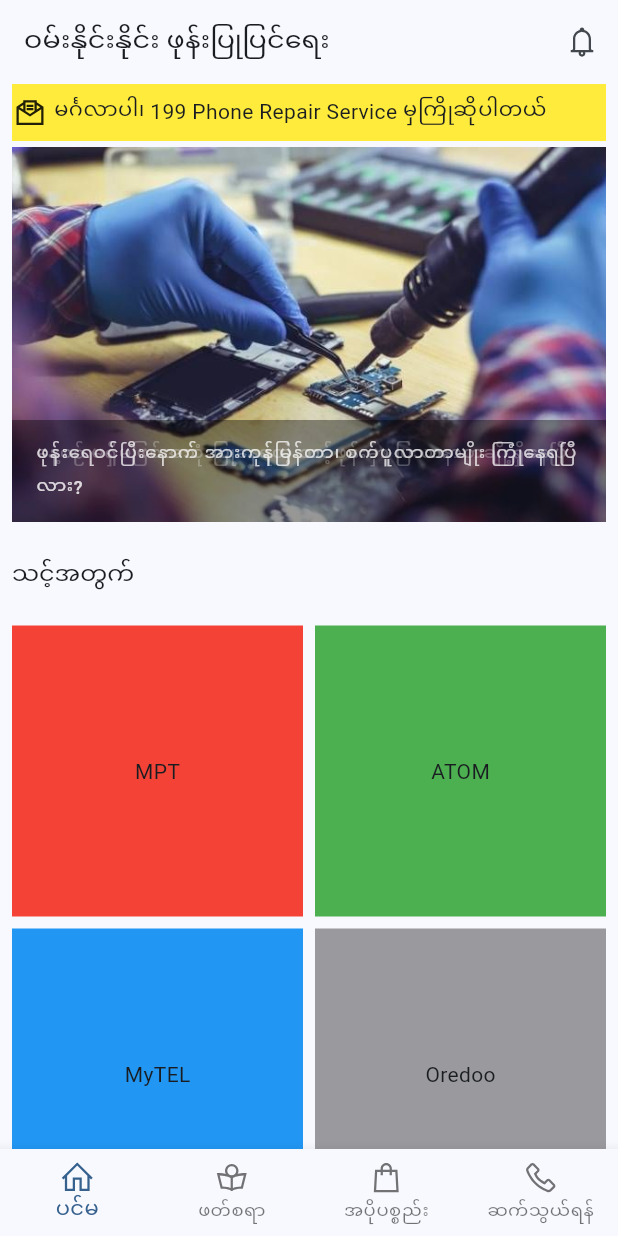
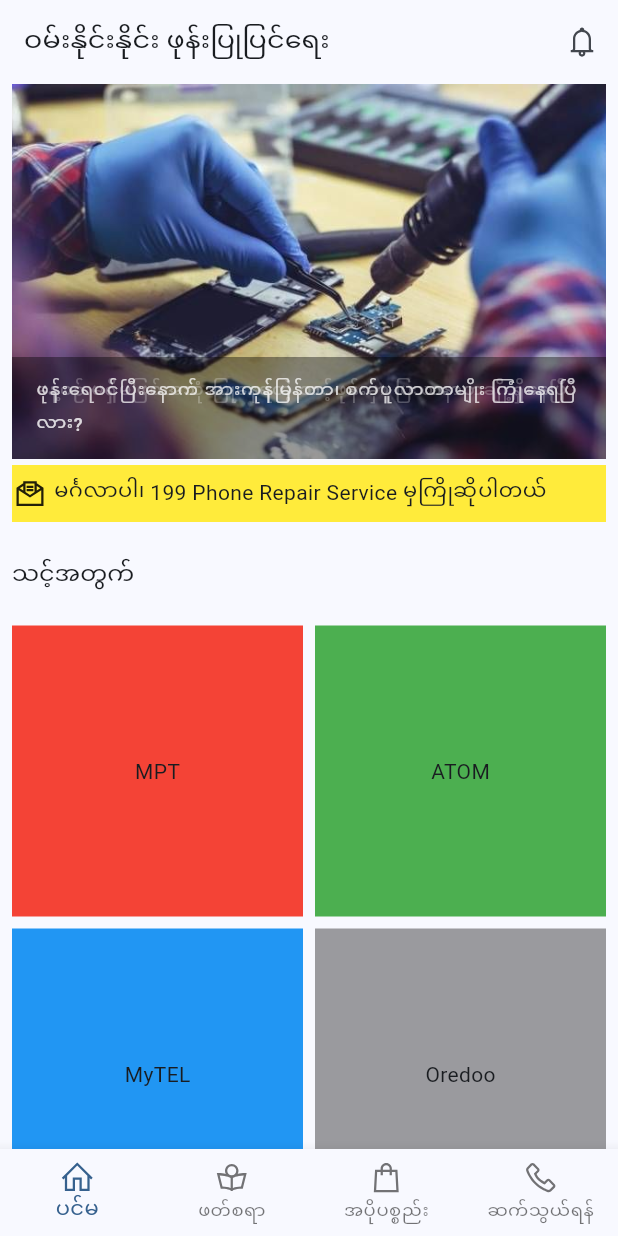
Before and after one commit to clickernux/phone_repair_service_199, a Flutter app: the screen it shows after launch, on a phone screen of 412 x 824 dp. Run offline on Flutter 3.47's test engine with Material 2 defaults, Android fonts, the phone set to English and light mode, and no system bars; drawn by our look-alikes of marquee; our stand-ins replace cached_network_image, cloud_firestore, connectivity_plus, firebase_auth, firebase_core, go_router and 1 more; accounts and stored records are empty.

Commit message:
Minor UI update.

```diff
--- a/lib/screens/main_screen.dart
+++ b/lib/screens/main_screen.dart
@@ -37,9 +37,13 @@ class MainScreen extends StatelessWidget {
       padding: const EdgeInsets.symmetric(vertical: 0, horizontal: 8),
       child: CustomScrollView(
         slivers: [
+          const SliverToBoxAdapter(
+            child: BannerScroll(),
+          ),
+
           SliverToBoxAdapter(
             child: Padding(
-              padding: const EdgeInsets.only(bottom: 4),
+              padding: const EdgeInsets.only(top: 4),
               child: Container(
                 color: Colors.yellow,
                 child: const Row(
@@ -54,9 +58,6 @@ class MainScreen extends StatelessWidget {
                 ),
               ),
             ),
-          ),
-          const SliverToBoxAdapter(
-            child: BannerScroll(),
           ),
           const SliverToBoxAdapter(child: SizedBox(height: 16)),
           SliverToBoxAdapter(
```
